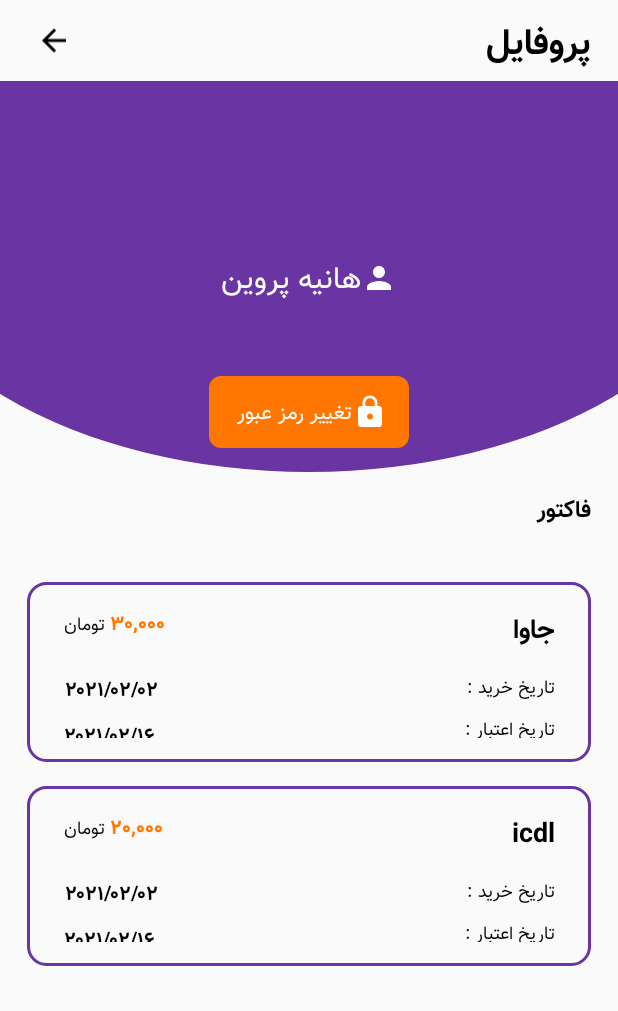
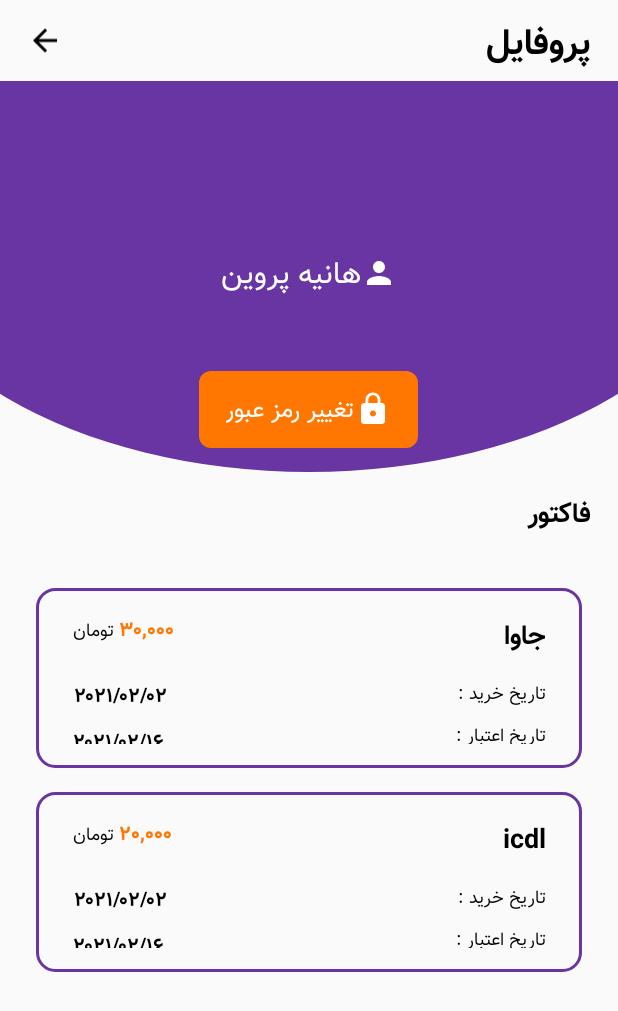
Before and after one commit to teamandroidm/TestProject, an Android app: the screen it shows after launch (ProfileActivity), on a phone screen of 412 x 824 dp. Shown: the top 1011 px of the screen. Run offline under Robolectric (Android 15) with nearby library versions, the phone set to English and light mode, and no system bars; our stand-ins replace Volley.

Commit message:
change profile activity

```diff
--- a/app/src/main/java/com/example/azmoon/ProfileActivity.java
+++ b/app/src/main/java/com/example/azmoon/ProfileActivity.java
@@ -1,15 +1,18 @@
 package com.example.azmoon;
 
+import android.annotation.SuppressLint;
 import android.app.Dialog;
 import android.graphics.Color;
 import android.graphics.drawable.ColorDrawable;
 import android.icu.util.LocaleData;
 import android.os.Bundle;
 import android.os.Handler;
+import android.text.Layout;
 import android.text.format.DateUtils;
 import android.view.View;
 import android.widget.Button;
 import android.widget.ImageView;
+import android.widget.LinearLayout;
 import android.widget.TextView;
 import android.widget.Toast;
 
@@ -57,6 +60,7 @@ public class ProfileActivity extends AppCompatActivity {
     TextView txtNameFamily;
     RecyclerView rcv1;
     ImageView imgBack;
+    LinearLayout emptyFactorLa;
     MaterialToolbar materialToolbar;
     Dialog changePassDialog, exitDialog, logOutDialog;
     TextInputEditText edtPass, edtNewPass, edtNewPassAgain;
@@ -92,6 +96,18 @@ public class ProfileActivity extends AppCompatActivity {
         logOutDialog.setContentView(R.layout.custom_dialog_logout);
         logOutDialog.getWindow().setBackgroundDrawable(new ColorDrawable(Color.TRANSPARENT));
         init();
+        changePassBtn.setOnClickListener(new View.OnClickListener() {
+            @Override
+            public void onClick(View v) {
+                setDialogChangePass();
+            }
+        });
+        imgBack.setOnClickListener(new View.OnClickListener() {
+            @Override
+            public void onClick(View v) {
+                finish();
+            }
+        });
 
         for (Factors factor :factors1) {
             if (factor.getUserId() == userId&&factor.isFinally()) {
@@ -99,8 +115,11 @@ public class ProfileActivity extends AppCompatActivity {
             }
         }
 
+        isEmptyFactors();
+        setSupportActionBar(materialToolbar);
+
         //TODO: volley
-        //region getAllFactor & getAllUser
+        //region get All Factor & get All User with volley
 //        Thread thread=new Thread(new Runnable() {
 //                            @Override
 //                            public void run() {
@@ -121,25 +140,9 @@ public class ProfileActivity extends AppCompatActivity {
 //        }
         //endregion
 
-        changePassBtn.setOnClickListener(new View.OnClickListener() {
-            @Override
-            public void onClick(View v) {
-                setDialogChangePass();
-            }
-        });
+    }
 
-        imgBack.setOnClickListener(new View.OnClickListener() {
-            @Override
-            public void onClick(View v) {
-                finish();
-            }
-        });
-
-        setRecyclerViewFactor(utils);
-        setSupportActionBar(materialToolbar);
-
-
-    }
+    //region double press Exit
 
     @Override
     public void onBackPressed() {
@@ -158,8 +161,10 @@ public class ProfileActivity extends AppCompatActivity {
         }, 2000);
 
     }
+    //endregion
 
-    private void setDialoglogout() {
+    //region dialog log out
+    private void setDialogLogOut() {
         logOutDialog.setCancelable(false);
         logOutDialog.show();
         logOutDialogBtnNo.setOnClickListener(new View.OnClickListener() {
@@ -169,6 +174,8 @@ public class ProfileActivity extends AppCompatActivity {
             }
         });
     }
+    //endregion
+
 
     private void setDialogChangePass() {
         changePassDialog.setCancelable(false);
@@ -188,8 +195,9 @@ public class ProfileActivity extends AppCompatActivity {
             edtLaNewPassAgain.setError("");
 
         }
+
         //TODO:volley
-        //region changePass
+        //region change Pass with volley
         //        changePassDialogBtnYes.setOnClickListener(new View.OnClickListener() {
 //            @Override
 //            public void onClick(View v) {
@@ -247,6 +255,27 @@ public class ProfileActivity extends AppCompatActivity {
             }
         });
     }
+    private void isEmptyFactors(){
+        if (factors.size()==0){
+            rcv1.setVisibility(View.GONE);
+            emptyFactorLa.setVisibility(View.VISIBLE);
+
+        }
+        //TODO:volley
+
+        //region is empty factor with volley
+        //        if (factors2.size()==0){
+//            emptyFactorLa.setVisibility(View.GONE);
+//        }
+        //endregion
+        else{
+            emptyFactorLa.setVisibility(View.GONE);
+            rcv1.setVisibility(View.VISIBLE);
+            setRecyclerViewFactor(utils);
+
+        }
+
+    }
 
     private void setRecyclerViewFactor(final Utils utils) {
 
@@ -259,11 +288,9 @@ public class ProfileActivity extends AppCompatActivity {
                         TextView price = itemView.findViewById(R.id.rcv_item_activity_profile_txt_price);
                         TextView date = itemView.findViewById(R.id.rcv_item_activity_profile_txt_date);
                         TextView validityDate = itemView.findViewById(R.id.rcv_item_activity_profile_txt_validity_date);
-                        //ImageView i=itemView.findViewById(R.id.img);
-
 
                         //TODO: volley
-                        // region factor
+                        // region factor with volley
 //
 //                        if (factors2.get(position).getUserId() == 2 && factors2.get(position).isFinally()) {
 //                                courseName.setText(getTermById("", factors2.get(position).getTermId()));
@@ -292,7 +319,7 @@ public class ProfileActivity extends AppCompatActivity {
 
     }
 
-    //region getAllUser
+    //region get All User with volley
     public ArrayList<Users> getAllUser(String url) {
         final ArrayList<Users>[] usersList = new ArrayList[]{new ArrayList<>()};
         final StringRequest request = new StringRequest(
@@ -319,7 +346,7 @@ public class ProfileActivity extends AppCompatActivity {
     }
     //endregion
 
-    //region getTermById
+    //region get Term By Id with volley
     public String getTermById(String url, final byte id) {
         final String[] s = new String[1];
         final StringRequest request = new StringRequest(
@@ -351,7 +378,7 @@ public class ProfileActivity extends AppCompatActivity {
     }
     //endregion
 
-    //region getAllFactor
+    //region get All Factor with volley
     public ArrayList<Factors> getAllFactor(String url) {
         final ArrayList<Factors>[] factorsList = new ArrayList[]{new ArrayList<>()};
         final StringRequest request = new StringRequest(
@@ -378,7 +405,7 @@ public class ProfileActivity extends AppCompatActivity {
     }
     //endregion
 
-    //region sendNewPassword
+    //region change Password with volley
     private void sendNewPassword(String url,JSONObject jsonObject) {
         JsonObjectRequest request = new JsonObjectRequest(
                 Request.Method.POST,
@@ -482,27 +509,8 @@ public class ProfileActivity extends AppCompatActivity {
 
     }
     //endregion
-//
-//    //region fake data user
-//    private ArrayList<Users> fakeDataUser() {
-//        ArrayList<Users> usersArrayList=new ArrayList<>();
-//        Users users=new Users();
-//        users.setUserId(2);
-//        users.setName("هانیه");
-//        users.setFamily("پروین");
-//
-//        usersArrayList.add(users);
-//        /////////
-//
-//        users.setUserId(3);
-//        users.setName("فاطمه");
-//        users.setFamily("عباسی");
-//
-//        usersArrayList.add(users);
-//
-//        return usersArrayList;
-//    }
-//    //endregion
+
+
 
     private void init() {
         rcv1 = findViewById(R.id.activity_profile_rcv_factor);
@@ -522,6 +530,7 @@ public class ProfileActivity extends AppCompatActivity {
         edtLaNewPass = changePassDialog.findViewById(R.id.custom_dialog_activity_profile_change_pass_edtla_newpass);
         edtLaNewPassAgain = changePassDialog.findViewById(R.id.custom_dialog_activity_profile_change_pass_edtla_newpass_again);
         imgBack = findViewById(R.id.activity_profile_toolbar_img_back);
+        emptyFactorLa = findViewById(R.id.activity_profile_empty_layout);
         utils = new Utils(getApplicationContext(), ProfileActivity.this);
 
     }
--- a/app/src/main/res/layout/activity_profile.xml
+++ b/app/src/main/res/layout/activity_profile.xml
@@ -10,7 +10,8 @@
         android:layout_width="match_parent"
         android:layout_height="54dp"
         android:layoutDirection="rtl"
-        android:id="@+id/activity_profile_toolbar">
+        android:id="@+id/activity_profile_toolbar"
+        app:contentInsetStart="0dp">
         <LinearLayout
             android:layout_width="match_parent"
             android:layout_height="match_parent">
@@ -19,7 +20,7 @@
                 android:layout_height="match_parent"
                 android:layout_marginVertical="8dp"
                 android:text="پروفایل"
-                    android:layout_marginRight="2dp"
+                android:layout_marginRight="18dp"
                 android:textColor="@color/color_black"
                 android:fontFamily="@font/vazir_bold"
                 android:textSize="24dp"
@@ -33,7 +34,7 @@
                     android:id="@+id/activity_profile_toolbar_img_back"
                     android:layout_width="wrap_content"
                     android:layout_height="match_parent"
-                    android:paddingLeft="24dp"
+                    android:paddingLeft="18dp"
                     android:src="@drawable/ic_arrow_back_black_24dp" />
             </LinearLayout>
         </LinearLayout>
@@ -78,12 +79,11 @@
             android:background="@drawable/btn_layout"
             android:drawableRight="@drawable/ic_lock_black_24dp"
             android:fontFamily="@font/vazir"
-            android:paddingLeft="18dp"
-            android:paddingRight="14dp"
+            android:paddingHorizontal="18dp"
             android:paddingVertical="12dp"
             android:text="تغییر رمز عبور"
             android:textColor="@color/color_white"
-            android:textSize="14dp"
+            android:textSize="16dp"
             android:layout_marginBottom="16dp"
             android:layout_marginTop="32dp"/>
 
@@ -97,11 +97,11 @@
         android:layout_weight="0.05"
         android:fontFamily="@font/vazir_bold"
         android:layout_marginTop="12dp"
-        android:paddingRight="18dp"
+        android:layout_marginRight="18dp"
         android:layout_marginBottom="12dp"
         android:text="فاکتور"
         android:textColor="@color/color_black"
-        android:textSize="15sp" />
+        android:textSize="18sp" />
 
     <ScrollView
         android:layout_width="match_parent"
@@ -111,36 +111,40 @@
     <LinearLayout
         android:layout_width="match_parent"
         android:layout_height="match_parent"
-        android:orientation="vertical">
+        android:orientation="vertical"
+        android:layout_marginVertical="16dp"
+        android:layout_marginHorizontal="24dp"
+        android:layoutDirection="rtl"
+        >
 
                     <LinearLayout
                         android:id="@+id/activity_profile_empty_layout"
                         android:layout_width="match_parent"
                         android:layout_height="wrap_content"
-                        android:visibility="gone"
+                        android:gravity="center"
                         >
 
                         <TextView
                             android:layout_width="wrap_content"
                             android:layout_height="wrap_content"
                             android:fontFamily="@font/vazir"
-                            android:text="فاکتوری ثبت نشده است!"
+                            android:text="فاکتوری ثبت نشده است !"
                             android:textColor="@color/color_gray"
-                            android:textSize="15sp" />
+                            android:textSize="15sp"
+                            />
                     </LinearLayout>
 
                     <LinearLayout
                         android:id="@+id/activity_profile_rcv_layout"
                         android:layout_width="match_parent"
                         android:layout_height="wrap_content"
-                        android:layoutDirection="rtl">
+                        >
 
                         <androidx.recyclerview.widget.RecyclerView
                             android:id="@+id/activity_profile_rcv_factor"
                             android:layout_width="match_parent"
                             android:layout_height="wrap_content"
-                            android:layout_marginVertical="12dp"
-                            android:layout_marginHorizontal="18dp">
+                            >
 
                         </androidx.recyclerview.widget.RecyclerView>
 
--- a/app/src/main/res/layout/rcv_item_activity_profile.xml
+++ b/app/src/main/res/layout/rcv_item_activity_profile.xml
@@ -35,7 +35,7 @@
                         android:layout_width="wrap_content"
                         android:layout_height="wrap_content"
                         android:fontFamily="@font/vazir_bold"
-                        android:text="دوره اموزشی جاوا پلاس"
+                        android:text="نام دوره"
                         android:justificationMode="inter_word"
                         android:textColor="@color/color_black"
                         android:textSize="18dp" />
```
Lines whose indentation alone changed are shown as unchanged.
